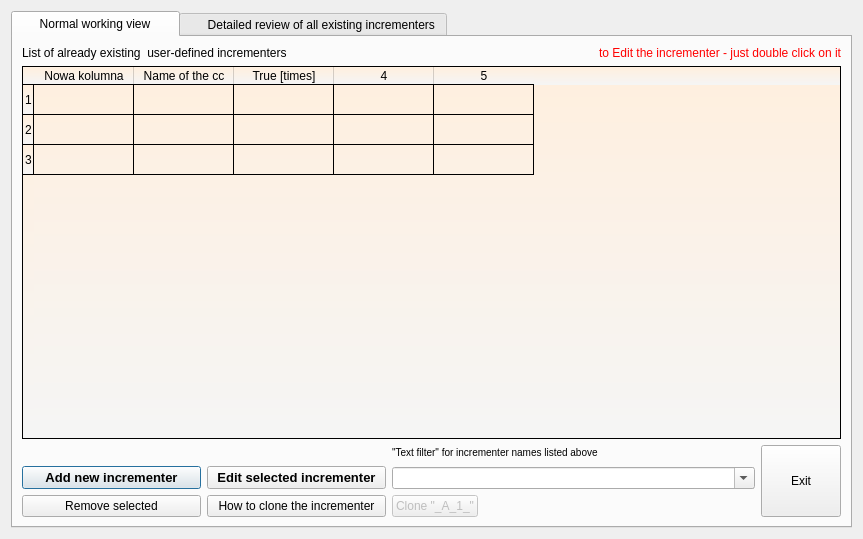
First picture: the form in t4manager_user_incrementers.ui, repository jgrebosz/test-greware, before the edit.
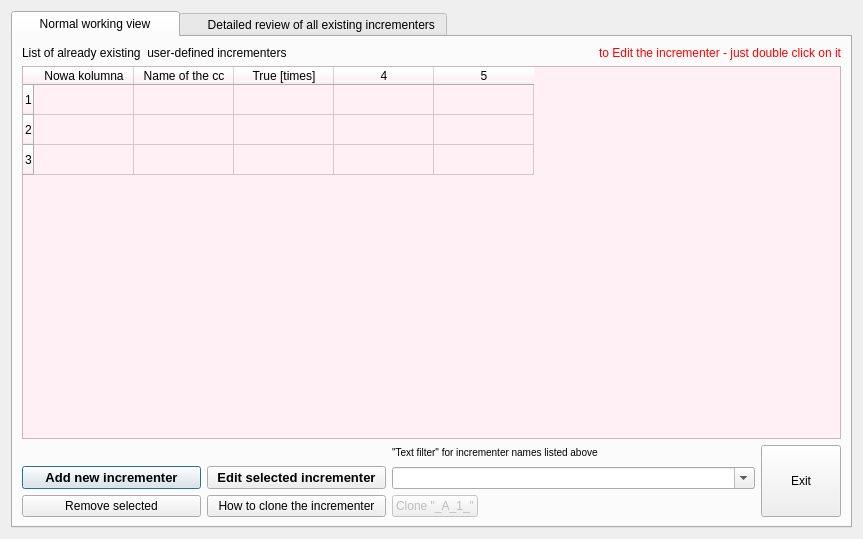
Second picture: the form after the edit. Icons and pictures are not drawn.

```diff
--- a/t4manager_user_incrementers.ui
+++ b/t4manager_user_incrementers.ui
@@ -93,7 +93,7 @@
        <item>
         <widget class="QTableWidget" name="table">
          <property name="styleSheet">
-          <string notr="true">background-color: qlineargradient(spread:pad, x1:0, y1:0, x2:0, y2:1, stop:0 rgba(255, 239, 222, 255), stop:1 rgba(245, 245, 245, 255));</string>
+          <string notr="true">background-color: rgb(255, 240, 245);</string>
          </property>
          <property name="rowCount">
           <number>3</number>
```
